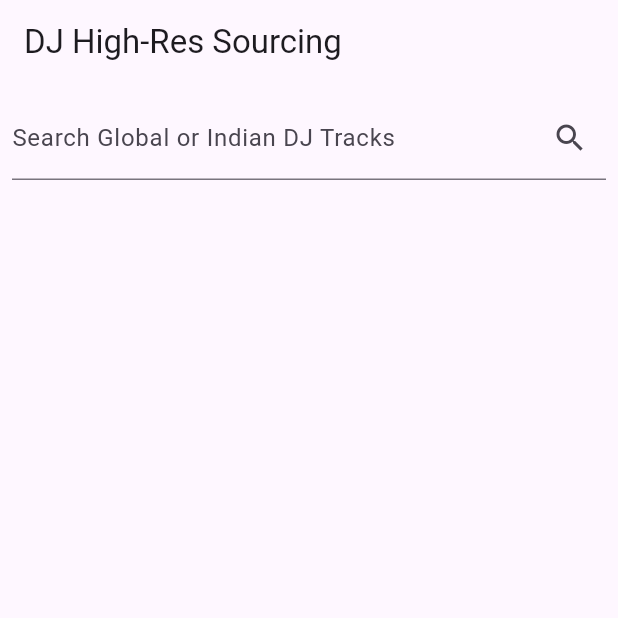
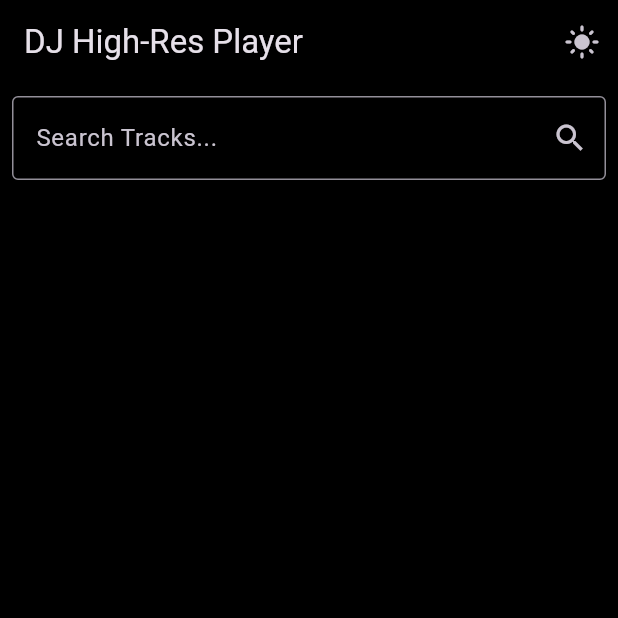
Before and after one commit to GajananPatagar/dj-player, a Flutter app: the screen it shows after launch, on a phone screen of 412 x 824 dp, the top half of it. Run offline on Flutter 3.47's test engine with Material 3 defaults, Android fonts, the phone set to English and light mode, and no system bars; our stand-ins replace just_audio; missing offline and left inert: background_downloader, dart_des.

Commit message:
Fix API search block and add theme toggle

```diff
--- a/lib/main.dart
+++ b/lib/main.dart
@@ -5,17 +5,40 @@ import 'dart:convert';
 import 'package:just_audio/just_audio.dart';
 import 'package:background_downloader/background_downloader.dart';
 
+// Global variable to control the theme instantly
+final ValueNotifier<ThemeMode> themeNotifier = ValueNotifier(ThemeMode.dark);
+
 void main() async {
   WidgetsFlutterBinding.ensureInitialized();
   runApp(const DJPlayerApp());
 }
 
-class DJPlayerApp extends MaterialApp {
-  const DJPlayerApp({super.key}) : super(
+class DJPlayerApp extends StatelessWidget {
+  const DJPlayerApp({super.key});
+
+  @override
+  Widget build(BuildContext context) {
+    return ValueListenableBuilder<ThemeMode>(
+      valueListenable: themeNotifier,
+      builder: (_, ThemeMode currentMode, __) {
+        return MaterialApp(
           title: 'DJ Pro Player',
-    themeMode: ThemeMode.dark,
+          theme: ThemeData(
+            brightness: Brightness.light,
+            primarySwatch: Colors.blue,
+            scaffoldBackgroundColor: Colors.white,
+          ),
+          darkTheme: ThemeData(
+            brightness: Brightness.dark,
+            scaffoldBackgroundColor: Colors.black, // Pure AMOLED Black
+            appBarTheme: const AppBarTheme(backgroundColor: Colors.black),
+          ),
+          themeMode: currentMode,
           home: const SearchScreen(),
         );
+      },
+    );
+  }
 }
 
 class SearchScreen extends StatefulWidget {
@@ -28,20 +51,44 @@ class _SearchScreenState extends State<SearchScreen> {
   final TextEditingController _searchController = TextEditingController();
   final AudioPlayer _audioPlayer = AudioPlayer();
   List<dynamic> _searchResults = [];
+  bool _isLoading = false;
 
   Future<void> _searchSongs(String query) async {
+    if (query.trim().isEmpty) return;
+
+    setState(() {
+      _isLoading = true;
+      _searchResults = [];
+    });
+
+    try {
+      // URL Encoding prevents errors when searching with spaces
       final url = Uri.parse(
-        'https://www.jiosaavn.com/api.php?__call=search.getResults&_format=json&_marker=0&ctx=web6dot0&api_version=4&q=$query');
-    final response = await http.get(url);
+          'https://www.jiosaavn.com/api.php?__call=search.getResults&_format=json&_marker=0&ctx=web6dot0&api_version=4&q=${Uri.encodeComponent(query)}');
+
+      // Bypasses the API block by pretending to be a Windows Chrome browser
+      final response = await http.get(url, headers: {
+        'User-Agent': 'Mozilla/5.0 (Windows NT 10.0; Win64; x64) AppleWebKit/537.36 (KHTML, like Gecko) Chrome/114.0.0.0 Safari/537.36',
+        'Accept': 'application/json'
+      });
+
       if (response.statusCode == 200) {
-      final data = json.decode(response.body);
+        final data = json.decode(response.body.trim());
         setState(() {
           _searchResults = data['results'] ?? [];
+        });
+      }
+    } catch (e) {
+      debugPrint("Search error: $e");
+    } finally {
+      setState(() {
+        _isLoading = false;
       });
     }
   }
 
   String _decryptMediaUrl(String encryptedUrl) {
+    try {
       final key = utf8.encode('38346591');
       final decodedBytes = base64.decode(encryptedUrl);
 
@@ -50,13 +97,19 @@ class _SearchScreenState extends State<SearchScreen> {
       final decryptedUrl = utf8.decode(decryptedBytes);
 
       return decryptedUrl.replaceAll('_96', '_320').replaceAll('.mp4', '.mp3');
+    } catch (e) {
+      debugPrint("Decryption error: $e");
+      return "";
+    }
   }
 
   Future<void> _playSong(String encryptedUrl) async {
     try {
       final decryptedUrl = _decryptMediaUrl(encryptedUrl);
+      if (decryptedUrl.isNotEmpty) {
         await _audioPlayer.setUrl(decryptedUrl);
         _audioPlayer.play();
+      }
     } catch (e) {
       debugPrint("Error playing song: $e");
     }
@@ -65,23 +118,55 @@ class _SearchScreenState extends State<SearchScreen> {
   Future<void> _downloadSong(String encryptedUrl, String title) async {
     try {
       final decryptedUrl = _decryptMediaUrl(encryptedUrl);
+      if (decryptedUrl.isNotEmpty) {
+        // Removes illegal characters so the Android file system doesn't crash
+        final safeTitle = title.replaceAll(RegExp(r'[\\/:*?"<>|]'), '');
         final task = DownloadTask(
           url: decryptedUrl,
-        filename: '$title.mp3',
+          filename: '$safeTitle.mp3',
           directory: 'Music',
           updates: Updates.statusAndProgress,
           allowPause: true,
         );
         await FileDownloader().enqueue(task);
+
+        if (mounted) {
+          ScaffoldMessenger.of(context).showSnackBar(
+            SnackBar(content: Text('Downloading: $safeTitle')),
+          );
+        }
+      }
     } catch (e) {
       debugPrint("Error downloading song: $e");
     }
   }
 
   @override
+  void dispose() {
+    _audioPlayer.dispose();
+    _searchController.dispose();
+    super.dispose();
+  }
+
+  @override
   Widget build(BuildContext context) {
     return Scaffold(
-      appBar: AppBar(title: const Text('DJ High-Res Sourcing')),
+      appBar: AppBar(
+        title: const Text('DJ High-Res Player'),
+        actions: [
+          // Theme Toggle Button
+          IconButton(
+            icon: Icon(themeNotifier.value == ThemeMode.light
+                ? Icons.dark_mode
+                : Icons.light_mode),
+            onPressed: () {
+              themeNotifier.value = themeNotifier.value == ThemeMode.light
+                  ? ThemeMode.dark
+                  : ThemeMode.light;
+            },
+          )
+        ],
+      ),
       body: Column(
         children: [
           Padding(
@@ -89,23 +174,39 @@ class _SearchScreenState extends State<SearchScreen> {
             child: TextField(
               controller: _searchController,
               decoration: InputDecoration(
-                labelText: 'Search Global or Indian DJ Tracks',
+                labelText: 'Search Tracks...',
                 suffixIcon: IconButton(
                   icon: const Icon(Icons.search),
                   onPressed: () => _searchSongs(_searchController.text),
                 ),
+                border: const OutlineInputBorder(),
+              ),
+              onSubmitted: (value) => _searchSongs(value), // Allows searching by pressing Enter/Return on keyboard
             ),
           ),
+          if (_isLoading)
+            const Padding(
+              padding: EdgeInsets.all(20.0),
+              child: CircularProgressIndicator(),
             ),
           Expanded(
             child: ListView.builder(
               itemCount: _searchResults.length,
               itemBuilder: (context, index) {
                 final song = _searchResults[index];
+
+                // JioSaavn often sends HTML tags like &quot; in titles, this cleans them
+                final title = song['title']?.replaceAll(RegExp(r'<[^>]*>'), '') ?? 'Unknown';
+                final subtitle = song['subtitle']?.replaceAll(RegExp(r'<[^>]*>'), '') ?? 'Unknown Artist';
                 final mediaUrl = song['media_preview_url'] ?? song['encrypted_media_url'];
+                final imageUrl = song['image']?.replaceAll('150x150', '50x50');
+
                 return ListTile(
-                  title: Text(song['title'] ?? 'Unknown'),
-                  subtitle: Text(song['subtitle'] ?? 'Unknown Artist'),
+                  leading: imageUrl != null
+                      ? Image.network(imageUrl, width: 50, height: 50, fit: BoxFit.cover, errorBuilder: (c, e, s) => const Icon(Icons.music_note))
+                      : const Icon(Icons.music_note),
+                  title: Text(title, maxLines: 1, overflow: TextOverflow.ellipsis),
+                  subtitle: Text(subtitle, maxLines: 1, overflow: TextOverflow.ellipsis),
                   trailing: Row(
                     mainAxisSize: MainAxisSize.min,
                     children: [
@@ -115,7 +216,7 @@ class _SearchScreenState extends State<SearchScreen> {
                       ),
                       IconButton(
                         icon: const Icon(Icons.download),
-                        onPressed: mediaUrl != null ? () => _downloadSong(mediaUrl, song['title']) : null,
+                        onPressed: mediaUrl != null ? () => _downloadSong(mediaUrl, title) : null,
                       ),
                     ],
                   ),
```
Lines whose indentation alone changed are shown as unchanged.
